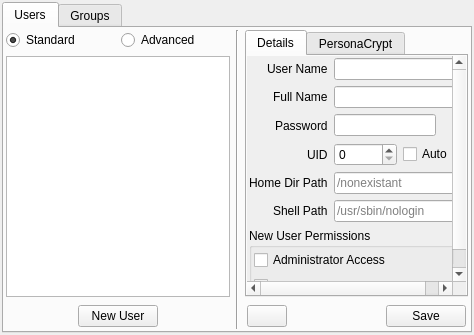
Above: src-qt5/gui_client/pages/page_users.ui from trueos/sysadm-ui-qt before the change. Below: the same form after it.
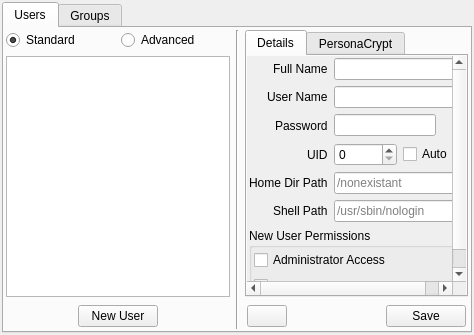
That is the form after the change. The open tabs and pages were chosen to show the change. Icons and pictures are not drawn.

Commit message: Cleanup the autogeneration routine for usernames and such within the user manager client

What changed in the file:
```diff
--- a/src-qt5/gui_client/pages/page_users.ui
+++ b/src-qt5/gui_client/pages/page_users.ui
@@ -126,7 +126,7 @@
               <property name="geometry">
                <rect>
                 <x>0</x>
-                <y>-61</y>
+                <y>0</y>
                 <width>235</width>
                 <height>277</height>
                </rect>
@@ -148,13 +148,27 @@
                 <number>2</number>
                </property>
                <item row="0" column="0">
+                <widget class="QLabel" name="label_2">
+                 <property name="text">
+                  <string>Full Name</string>
+                 </property>
+                </widget>
+               </item>
+               <item row="0" column="1">
+                <widget class="QLineEdit" name="line_user_comment">
+                 <property name="statusTip">
+                  <string>Full name of user (some character restrictions)</string>
+                 </property>
+                </widget>
+               </item>
+               <item row="1" column="0">
                 <widget class="QLabel" name="label">
                  <property name="text">
                   <string>User Name</string>
                  </property>
                 </widget>
                </item>
-               <item row="0" column="1">
+               <item row="1" column="1">
                 <widget class="QLineEdit" name="line_user_name">
                  <property name="inputMask">
                   <string notr="true"/>
@@ -167,16 +181,6 @@
                  </property>
                 </widget>
                </item>
-               <item row="1" column="0">
-                <widget class="QLabel" name="label_2">
-                 <property name="text">
-                  <string>Full Name</string>
-                 </property>
-                </widget>
-               </item>
-               <item row="1" column="1">
-                <widget class="QLineEdit" name="line_user_comment"/>
-               </item>
                <item row="2" column="0">
                 <widget class="QLabel" name="label_9">
                  <property name="text">
```
Left out of the diff: 5 changed lines with no effect on the pictures. The commit also changes 2 other files.
